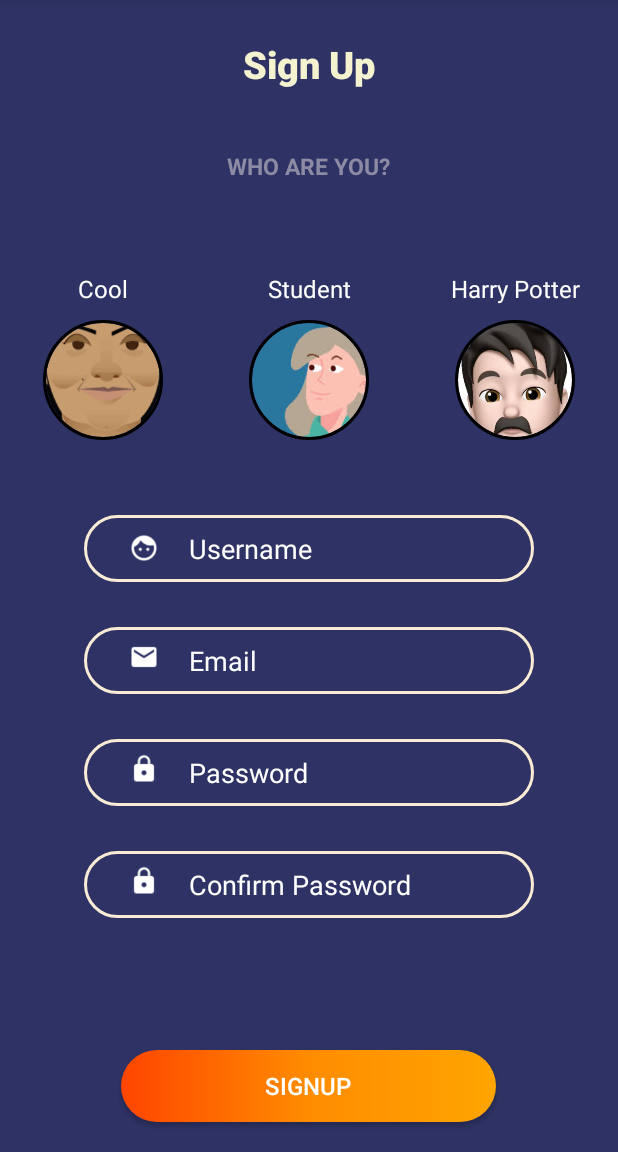
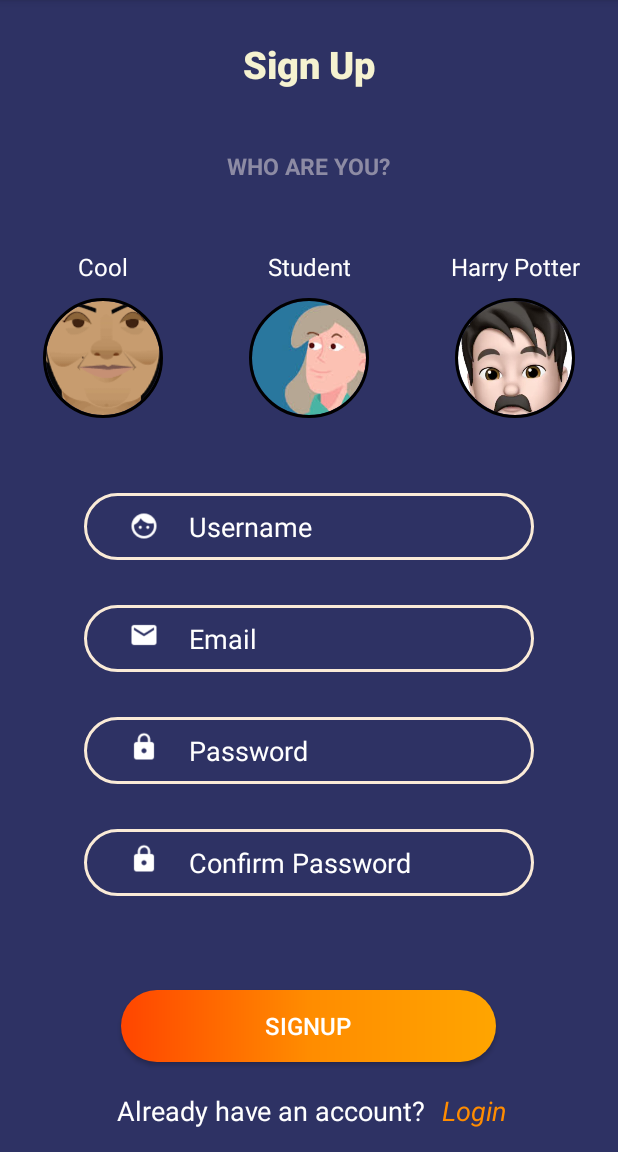
Before and after one commit to harsh-2711/Analysed-Android-App, an Android app: the screen it shows after launch (MainActivity), on a phone screen of 412 x 824 dp, the part 84-1236 px from its top. Run offline under Robolectric (Android 15) with nearby library versions, the phone set to English and light mode, and no system bars; our stand-ins replace CircleImageView.

Commit message:
Added already have account option

```diff
--- a/app/src/main/res/layout/activity_main.xml
+++ b/app/src/main/res/layout/activity_main.xml
@@ -32,7 +32,7 @@
     <LinearLayout
         android:layout_width="match_parent"
         android:layout_height="wrap_content"
-        android:layout_marginTop="60dp">
+        android:layout_marginTop="45dp">
 
         <TextView
             android:layout_width="0dp"
@@ -105,6 +105,30 @@
         android:layout_width="match_parent"
         android:layout_height="match_parent">
 
+        <TextView
+            android:layout_marginBottom="15dp"
+            android:id="@+id/alreadyHaveAccount"
+            android:layout_width="wrap_content"
+            android:layout_height="wrap_content"
+            android:layout_centerHorizontal="true"
+            android:layout_alignParentBottom="true"
+            android:text="Already have an account?"
+            android:textSize="18sp"
+            android:textColor="#fff"
+            android:paddingRight="50dp"/>
+
+        <TextView
+            android:layout_width="wrap_content"
+            android:layout_height="wrap_content"
+            android:text="Login"
+            android:textColor="#FF8C00"
+            android:textSize="18sp"
+            android:textStyle="italic"
+            android:layout_centerHorizontal="true"
+            android:layout_alignParentBottom="true"
+            android:layout_marginBottom="15dp"
+            android:paddingLeft="220dp"/>
+
         <Button
             android:layout_width="250dp"
             android:layout_height="wrap_content"
@@ -112,7 +136,7 @@
             android:textAllCaps="true"
             android:background="@drawable/signup_button_background"
             android:textColor="#fff"
-            android:layout_alignParentBottom="true"
+            android:layout_above="@id/alreadyHaveAccount"
             android:layout_centerHorizontal="true"
             android:layout_marginBottom="20dp"
             android:textSize="16sp"/>
```
